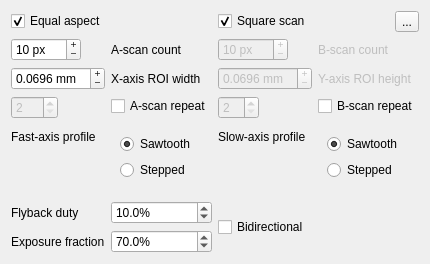
Qt form src/main/resources/windows/ui/RasterScanWidget.ui (sstucker/OCTview) before a commit.
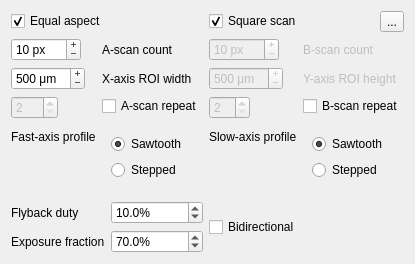
The same form after that commit.

Diff of the .ui file:
```diff
--- a/src/main/resources/windows/ui/RasterScanWidget.ui
+++ b/src/main/resources/windows/ui/RasterScanWidget.ui
@@ -131,19 +131,22 @@
         <enum>QAbstractSpinBox::PlusMinus</enum>
        </property>
        <property name="suffix">
-        <string> mm</string>
+        <string> μm</string>
        </property>
        <property name="decimals">
-        <number>4</number>
+        <number>0</number>
        </property>
        <property name="minimum">
-        <double>0.000100000000000</double>
+        <double>0.000000000000000</double>
+       </property>
+       <property name="maximum">
+        <double>4000.000000000000000</double>
        </property>
        <property name="singleStep">
         <double>0.001000000000000</double>
        </property>
        <property name="value">
-        <double>0.069600000000000</double>
+        <double>500.000000000000000</double>
        </property>
       </widget>
      </item>
@@ -277,19 +280,22 @@
         <enum>QAbstractSpinBox::PlusMinus</enum>
        </property>
        <property name="suffix">
-        <string> mm</string>
+        <string> μm</string>
        </property>
        <property name="decimals">
-        <number>4</number>
+        <number>0</number>
        </property>
        <property name="minimum">
-        <double>0.000100000000000</double>
+        <double>0.000000000000000</double>
+       </property>
+       <property name="maximum">
+        <double>4000.000000000000000</double>
        </property>
        <property name="singleStep">
         <double>0.001000000000000</double>
        </property>
        <property name="value">
-        <double>0.069600000000000</double>
+        <double>500.000000000000000</double>
        </property>
       </widget>
      </item>
```
Left out of the diff: 4 changed lines with no effect on the pictures.
